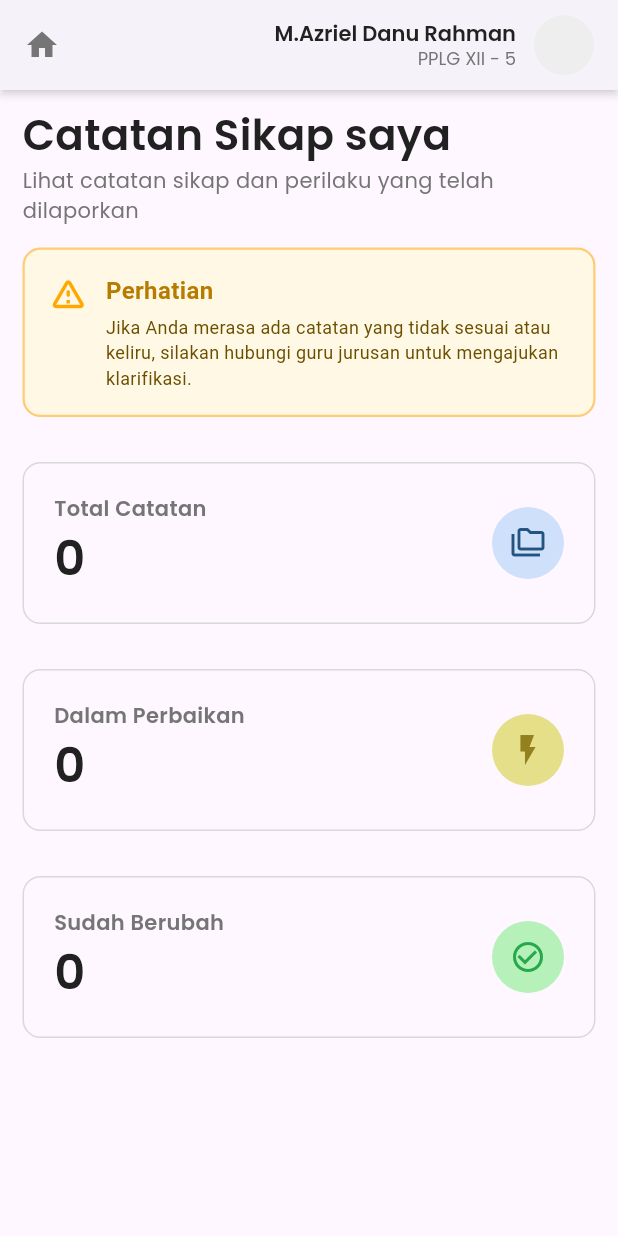
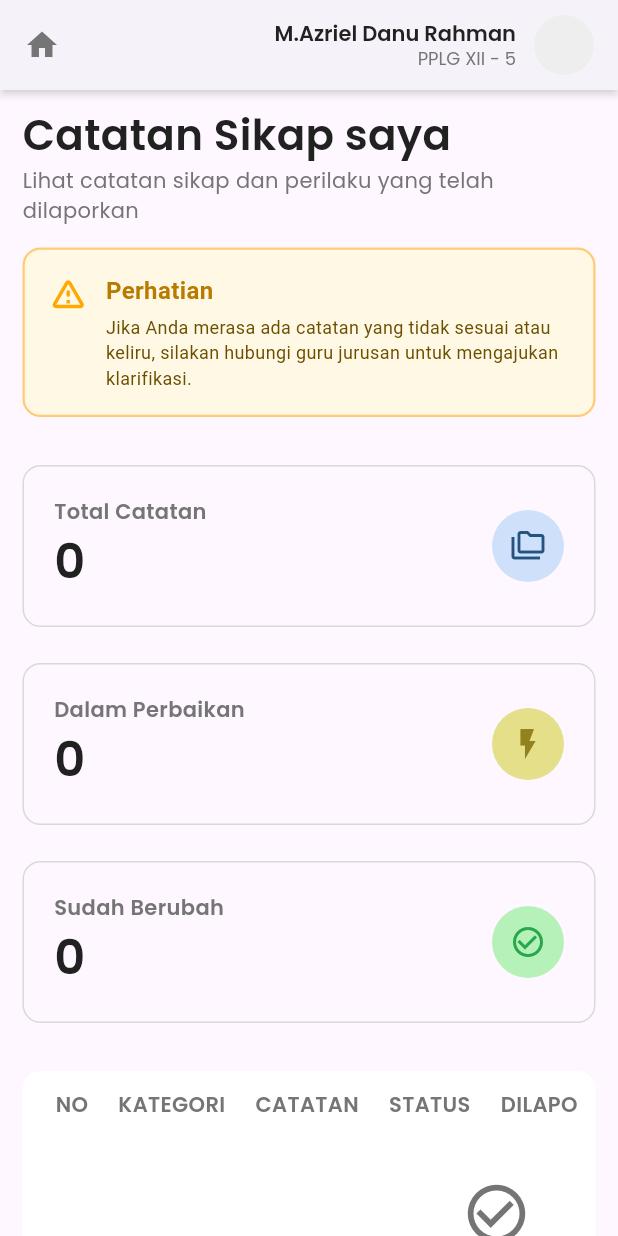
Before and after one commit to M-Bayu-Aji/Jurnalku-App, a Flutter app: the screen it shows after launch, on a phone screen of 412 x 824 dp. Run offline on Flutter 3.47's test engine with Material 3 defaults, Android fonts, the phone set to English and light mode, and no system bars; our stand-ins replace google_fonts.

Commit message:
finishing at studentbehaviour

```diff
--- a/lib/screens/studentbehaviour.dart
+++ b/lib/screens/studentbehaviour.dart
@@ -12,26 +12,27 @@ class Studentbehaviour extends StatelessWidget {
         'bg-card': 'FFF',
         'border-card': 'D9D9D9',
         'icon': Icons.folder_copy_outlined,
-        'color-icon': Color(0xFF235380),
-        'bg-icon':  Color(0xFFCFE0FA),
+        'color-icon': const Color(0xFF235380),
+        'bg-icon': const Color(0xFFCFE0FA),
       },
       {
         'title': 'Dalam Perbaikan',
         'bg-card': 'FFF',
         'border-card': 'D9D9D9',
         'icon': Icons.flash_on_outlined,
-        'color-icon': Color.fromARGB(255, 146, 129, 30),
-        'bg-icon':  Color.fromARGB(255, 229, 223, 138),
+        'color-icon': const Color.fromARGB(255, 146, 129, 30),
+        'bg-icon': const Color.fromARGB(255, 229, 223, 138),
       },
       {
         'title': 'Sudah Berubah',
         'bg-card': 'FFF',
         'border-card': 'D9D9D9',
         'icon': Icons.check_circle_outline,
-        'color-icon': Color.fromARGB(255, 39, 168, 77),
-        'bg-icon':  Color.fromARGB(255, 182, 241, 185),
+        'color-icon': const Color.fromARGB(255, 39, 168, 77),
+        'bg-icon': const Color.fromARGB(255, 182, 241, 185),
       },
     ];
+
     return Scaffold(
       appBar: AppBar(
         backgroundColor: Colors.white,
@@ -42,14 +43,10 @@ class Studentbehaviour extends StatelessWidget {
           mainAxisAlignment: MainAxisAlignment.spaceBetween,
           children: [
             Icon(Icons.home, color: Colors.grey[600], size: 24),
-
-            const SizedBox(width: 12),
-
             Row(
               children: [
                 Column(
                   crossAxisAlignment: CrossAxisAlignment.end,
-                  mainAxisAlignment: MainAxisAlignment.center,
                   children: [
                     Text(
                       'M.Azriel Danu Rahman',
@@ -68,7 +65,7 @@ class Studentbehaviour extends StatelessWidget {
                     ),
                   ],
                 ),
-                SizedBox(width: 12),
+                const SizedBox(width: 12),
                 CircleAvatar(radius: 20, backgroundColor: Colors.grey[200]),
               ],
             ),
@@ -76,21 +73,13 @@ class Studentbehaviour extends StatelessWidget {
         ),
       ),
 
-      body: Column(
-        children: [
-          Column(
-            children: [
-              Padding(
-                padding: const EdgeInsetsGeometry.symmetric(
-                  horizontal: 15.0,
-                  vertical: 10,
-                ),
+      // ⬇️ Semua scroll diletakkan di sini
+      body: SingleChildScrollView(
+        padding: const EdgeInsets.symmetric(horizontal: 15, vertical: 10),
         child: Column(
           crossAxisAlignment: CrossAxisAlignment.start,
           children: [
-                    Column(
-                      crossAxisAlignment: CrossAxisAlignment.start,
-                      children: [
+            // 🔹 TITLE
             Text(
               'Catatan Sikap saya',
               style: GoogleFonts.poppins(
@@ -101,43 +90,32 @@ class Studentbehaviour extends StatelessWidget {
             ),
             Text(
               'Lihat catatan sikap dan perilaku yang telah dilaporkan',
-                          style: GoogleFonts.poppins(
-                            fontSize: 14,
-                            color: Colors.grey[600],
+              style: GoogleFonts.poppins(fontSize: 14, color: Colors.grey[600]),
             ),
-                        ),
-                      ],
-                    ),
-                    Column(
-                      children: [
-                        Padding(
-                          padding: const EdgeInsets.symmetric(vertical: 15),
-                          child: Container(
-                            padding: EdgeInsets.all(16),
+
+            const SizedBox(height: 15),
+
+            // 🔹 ALERT BOX
+            Container(
+              padding: const EdgeInsets.all(16),
               decoration: BoxDecoration(
-                              color: Color(0xFFFFF8E5), // kuning muda
+                color: const Color(0xFFFFF8E5),
                 borderRadius: BorderRadius.circular(12),
-                              border: Border.all(
-                                color: Color(0xFFFFCC75), // kuning border
-                                width: 1.5,
-                              ),
+                border: Border.all(color: const Color(0xFFFFCC75), width: 1.5),
               ),
               child: Row(
                 crossAxisAlignment: CrossAxisAlignment.start,
                 children: [
-                                Icon(
+                  const Icon(
                     Icons.warning_amber_rounded,
                     color: Color(0xFFFFA800),
                     size: 26,
                   ),
-
-                                SizedBox(width: 12),
-
+                  const SizedBox(width: 12),
                   Expanded(
                     child: Column(
-                                    crossAxisAlignment:
-                                        CrossAxisAlignment.start,
-                                    children: [
+                      crossAxisAlignment: CrossAxisAlignment.start,
+                      children: const [
                         Text(
                           "Perhatian",
                           style: TextStyle(
@@ -148,8 +126,7 @@ class Studentbehaviour extends StatelessWidget {
                         ),
                         SizedBox(height: 4),
                         Text(
-                                        "Jika Anda merasa ada catatan yang tidak sesuai atau keliru, "
-                                        "silakan hubungi guru jurusan untuk mengajukan klarifikasi.",
+                          "Jika Anda merasa ada catatan yang tidak sesuai atau keliru, silakan hubungi guru jurusan untuk mengajukan klarifikasi.",
                           style: TextStyle(
                             fontSize: 12,
                             height: 1.4,
@@ -162,47 +139,35 @@ class Studentbehaviour extends StatelessWidget {
                 ],
               ),
             ),
-                        ),
-                      ],
-                    ),
 
+            const SizedBox(height: 20),
+
+            // 🔹 NOTE CARDS
             ListView.builder(
               itemCount: notes.length,
               shrinkWrap: true,
               physics: const NeverScrollableScrollPhysics(),
               itemBuilder: (context, index) {
                 final note = notes[index];
-
                 return Padding(
-                          padding: const EdgeInsets.symmetric(vertical: 15),
-                          child: Column(
-                            children: [
-                              Container(
-                                padding: EdgeInsets.all(20),
+                  padding: const EdgeInsets.symmetric(vertical: 12),
+                  child: Container(
+                    padding: const EdgeInsets.all(20),
                     decoration: BoxDecoration(
-                                  color: Color(
-                                    int.parse("0xFF${notes[index]['bg-card']}"),
-                                  ),
+                      color: Color(int.parse("0xFF${note['bg-card']}")),
                       borderRadius: BorderRadius.circular(12),
                       border: Border.all(
-                                    color: Color(
-                                      int.parse(
-                                        "0xFF${notes[index]['border-card']}",
-                                      ),
-                                    ),
+                        color: Color(int.parse("0xFF${note['border-card']}")),
                       ),
                     ),
                     child: Row(
-                                  crossAxisAlignment: CrossAxisAlignment.center,
-                                  mainAxisAlignment:
-                                      MainAxisAlignment.spaceBetween,
+                      mainAxisAlignment: MainAxisAlignment.spaceBetween,
                       children: [
                         Column(
-                                      crossAxisAlignment:
-                                          CrossAxisAlignment.start,
+                          crossAxisAlignment: CrossAxisAlignment.start,
                           children: [
                             Text(
-                                          '${notes[index]['title']}',
+                              note['title'],
                               style: GoogleFonts.poppins(
                                 fontSize: 14,
                                 fontWeight: FontWeight.w600,
@@ -221,10 +186,74 @@ class Studentbehaviour extends StatelessWidget {
                         ),
                         CircleAvatar(
                           radius: 24,
-                                      backgroundColor: notes[index]['bg-icon'],
-                                      child: Icon(
-                                        notes[index]['icon'],
-                                        color: notes[index]['color-icon'],
+                          backgroundColor: note['bg-icon'],
+                          child: Icon(note['icon'], color: note['color-icon']),
+                        ),
+                      ],
+                    ),
+                  ),
+                );
+              },
+            ),
+
+            const SizedBox(height: 20),
+
+            // 🔹 TABLE HEADER (SCROLL HORIZONTAL)
+            Container(
+              padding: const EdgeInsets.all(12),
+              decoration: BoxDecoration(
+                color: Colors.white,
+                borderRadius: BorderRadius.circular(12),
+              ),
+              child: SingleChildScrollView(
+                scrollDirection: Axis.horizontal,
+                child: Column(
+                  children: [
+                    Row(
+                      children: [
+                        tableHeader('NO'),
+                        tableHeader('KATEGORI'),
+                        tableHeader('CATATAN'),
+                        tableHeader('STATUS'),
+                        tableHeader('DILAPORKAN'),
+                        tableHeader('UPDATE TERAKHIR'),
+                        tableHeader('AKSI'),
+                      ],
+                    ),
+
+                    Padding(
+                      padding: const EdgeInsets.symmetric(vertical: 40),
+                      child: Column(
+                        mainAxisAlignment: MainAxisAlignment.center,
+                        crossAxisAlignment: CrossAxisAlignment.center,
+                        children: [
+                          Icon(
+                            Icons.check_circle_outline,
+                            color: Colors.grey[600],
+                            size: 46,
+                          ),
+                          Padding(
+                            padding: const EdgeInsets.symmetric(vertical: 8),
+                            child: Column(
+                              children: [
+                                Text(
+                                  'Tidak ada catatan',
+                                  style: GoogleFonts.poppins(
+                                    fontSize: 18,
+                                    fontWeight: FontWeight.w500,
+                                    color: Colors.black,
+                                  ),
+                                ),
+                                Padding(
+                                  padding: EdgeInsets.only(top: 8),
+                                  child: Text(
+                                    'Belum ada catatan sikap yang dilaporkan',
+                                    textAlign: TextAlign.center,
+                                    style: GoogleFonts.poppins(
+                                      fontSize: 14,
+                                      fontWeight: FontWeight.w400,
+                                      color: Colors.grey[600],
+                                    ),
                                   ),
                                 ),
                               ],
@@ -232,15 +261,30 @@ class Studentbehaviour extends StatelessWidget {
                           ),
                         ],
                       ),
-                        );
-                      },
                     ),
                   ],
                 ),
               ),
+            ),
+
+            const SizedBox(height: 40),
           ],
         ),
-        ],
+      ),
+    );
+  }
+
+  // 🔹 Helper biar header tabel rapi
+  Widget tableHeader(String text) {
+    return Padding(
+      padding: const EdgeInsets.symmetric(horizontal: 10),
+      child: Text(
+        text,
+        style: GoogleFonts.poppins(
+          fontSize: 14,
+          color: Colors.grey[600],
+          fontWeight: FontWeight.w600,
+        ),
       ),
     );
   }
```
Lines whose indentation alone changed are shown as unchanged.
